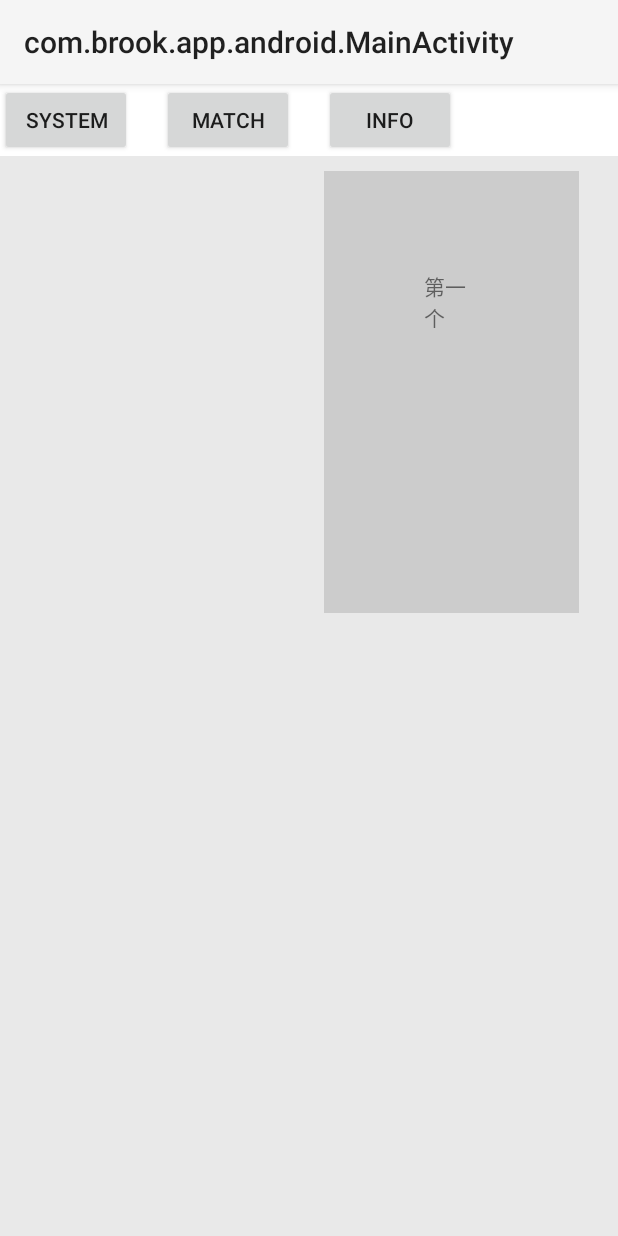
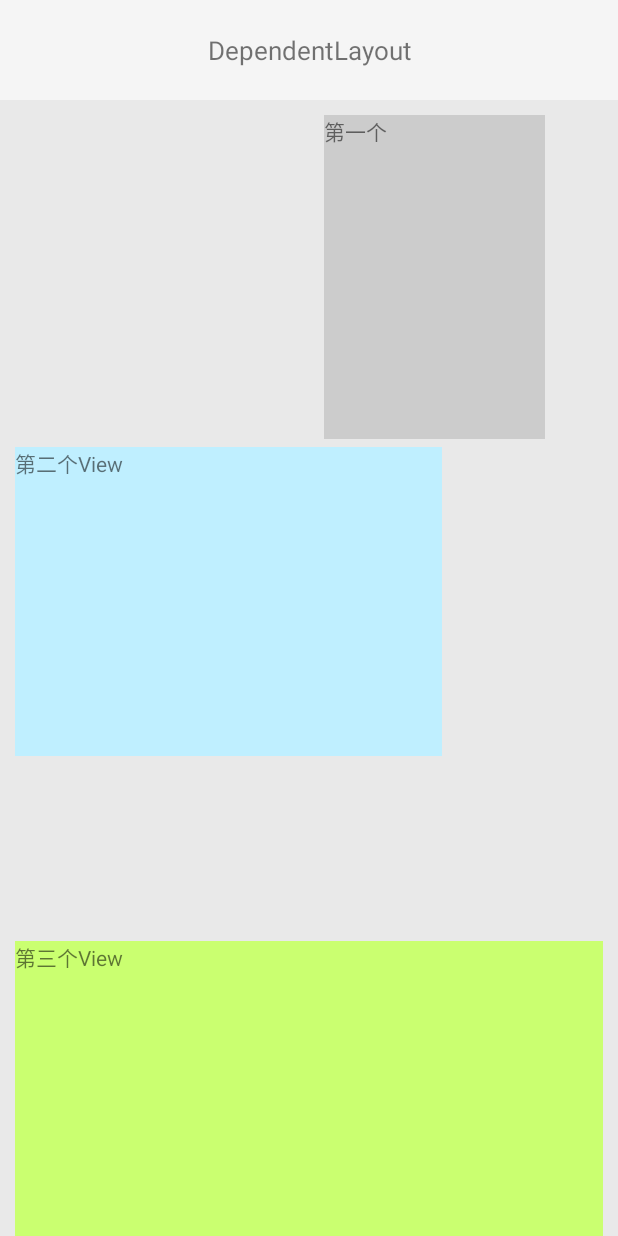
Before and after one commit to Brook007/DependencyLayout, an Android app: the screen it shows after launch (MainActivity), on a phone screen of 412 x 824 dp. Run offline under Robolectric (Android 15) with nearby library versions, the light colour scheme and no system bars.

Commit message:
更新README，修复错误

```diff
--- a/app/build.gradle
+++ b/app/build.gradle
@@ -7,7 +7,7 @@ android {
     compileSdkVersion 28
     defaultConfig {
         applicationId "com.brook.app.android.dependentlayout"
-        minSdkVersion 23
+        minSdkVersion 14
         targetSdkVersion 28
         versionCode 1
         versionName "1.0"
@@ -28,6 +28,6 @@ dependencies {
 
     implementation "org.jetbrains.kotlin:kotlin-stdlib-jdk7:$kotlin_version"
 
-    implementation 'com.github.jitpack:android-example:1.0.1'
+//    implementation 'com.github.jitpack:android-example:1.0.1'
     implementation 'com.android.support.constraint:constraint-layout:1.1.3'
 }
--- a/app/src/main/AndroidManifest.xml
+++ b/app/src/main/AndroidManifest.xml
@@ -4,7 +4,7 @@
 
     <application>
         <activity android:name="com.brook.app.android.MainActivity"
-            android:theme="@style/Base.Theme.AppCompat.Light">
+            android:theme="@style/Theme.AppCompat.Light.NoActionBar">
             <intent-filter>
                 <action android:name="android.intent.action.MAIN" />
                 <category android:name="android.intent.category.LAUNCHER" />
--- a/app/src/main/res/layout/activity_main.xml
+++ b/app/src/main/res/layout/activity_main.xml
@@ -6,36 +6,17 @@
     android:background="#FFFFFF"
     android:orientation="vertical">
 
-    <LinearLayout
+    <TextView
         android:layout_width="match_parent"
-        android:layout_height="wrap_content"
-        android:orientation="horizontal">
-
-        <Button
-            android:layout_width="wrap_content"
-            android:layout_height="wrap_content"
-            android:onClick="click"
-            android:text="system" />
-
-        <Button
-            android:layout_width="wrap_content"
-            android:layout_height="wrap_content"
-            android:layout_marginLeft="20dp"
-            android:onClick="click"
-            android:text="match" />
-
-        <Button
-            android:layout_width="wrap_content"
-            android:layout_height="wrap_content"
-            android:layout_marginLeft="20dp"
-            android:onClick="click"
-            android:text="info" />
-
-    </LinearLayout>
+        android:layout_height="100px"
+        android:gravity="center"
+        android:background="#F5F5F5"
+        android:text="@string/app_name"
+        android:textSize="17dp" />
 
     <ScrollView
-        android:layout_width="720px"
-        android:layout_height="1280px"
+        android:layout_width="match_parent"
+        android:layout_height="match_parent"
         android:layout_gravity="center"
         android:background="#cebabc">
 
@@ -64,9 +45,8 @@
                 android:text="第一个"
                 app:dependency_marginBottom="10"
                 app:dependency_marginLeft="50%pw"
-                app:dependency_padding="100"
-                app:dependency_paddingLeft="50%mw"
-                app:selfHeight="33.4%ph"
+                app:dependency_padding="10dp"
+                app:selfHeight="50%pw"
                 app:selfWidth="240" />
 
             <TextView
@@ -76,8 +56,7 @@
                 android:background="#BFEFFF"
                 android:text="第二个View"
                 app:belowTo="@id/one"
-                app:dependency_marginTop="720"
-                app:selfHeight="33.4%ph"
+                app:selfHeight="50%pw"
                 app:selfWidth="480" />
 
             <TextView
@@ -89,7 +68,7 @@
                 android:text="第三个View"
                 app:belowTo="@id/two"
                 app:dependency_marginTop="30%pw"
-                app:selfHeight="33.4%ph"
+                app:selfHeight="50%pw"
                 app:selfWidth="720" />
 
 
--- a/library/src/main/java/com/brook/app/android/supportlibrary/view/DependentLayout.java
+++ b/library/src/main/java/com/brook/app/android/supportlibrary/view/DependentLayout.java
@@ -882,7 +882,7 @@ public class DependentLayout extends ViewGroup {
                 paddingBottomSource = typedArray.getString(R.styleable.DependentLayout_Layout_dependency_paddingBottom);
             }
 
-            float systemPadding = typedArray.getDimension(R.styleable.DependentLayout_android_padding, 0);
+            float systemPadding = typedArray.getDimension(R.styleable.DependentLayout_Layout_android_padding, 0);
             if (systemPadding > 0) {
                 systemPaddingLeft = systemPaddingTop = systemPaddingRight = systemPaddingBottom = systemPadding;
             } else {
```
Also changed, not shown: library/build.gradle (+5 -9 lines), library/src/main/res/values/attrs.xml (+15 -0 lines), 11 other files.
